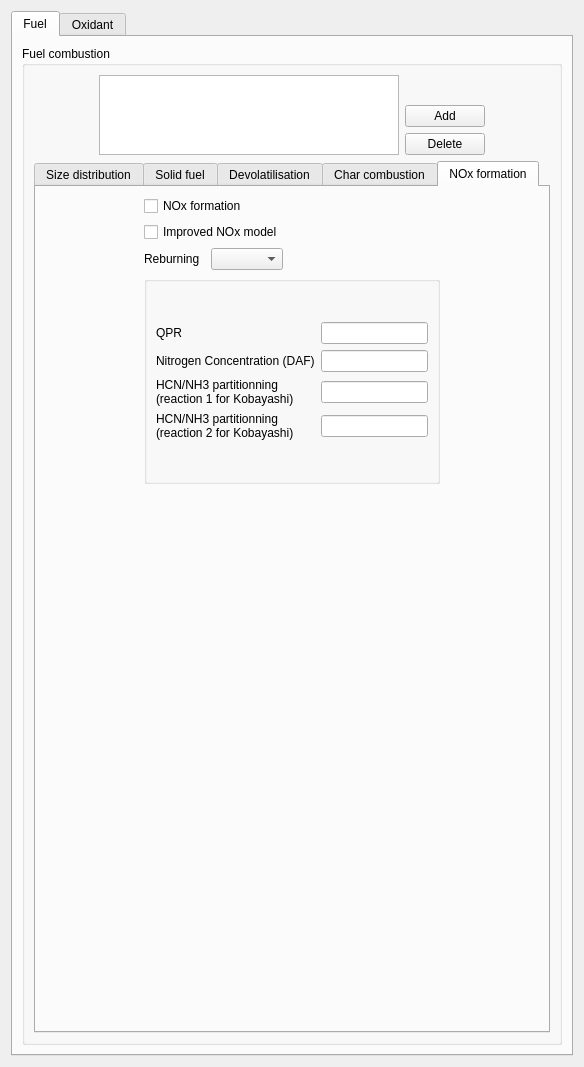
Before: the Qt Designer form gui/Pages/CoalCombustionForm.ui in code-saturne/code_saturne, drawn with Qt 5.
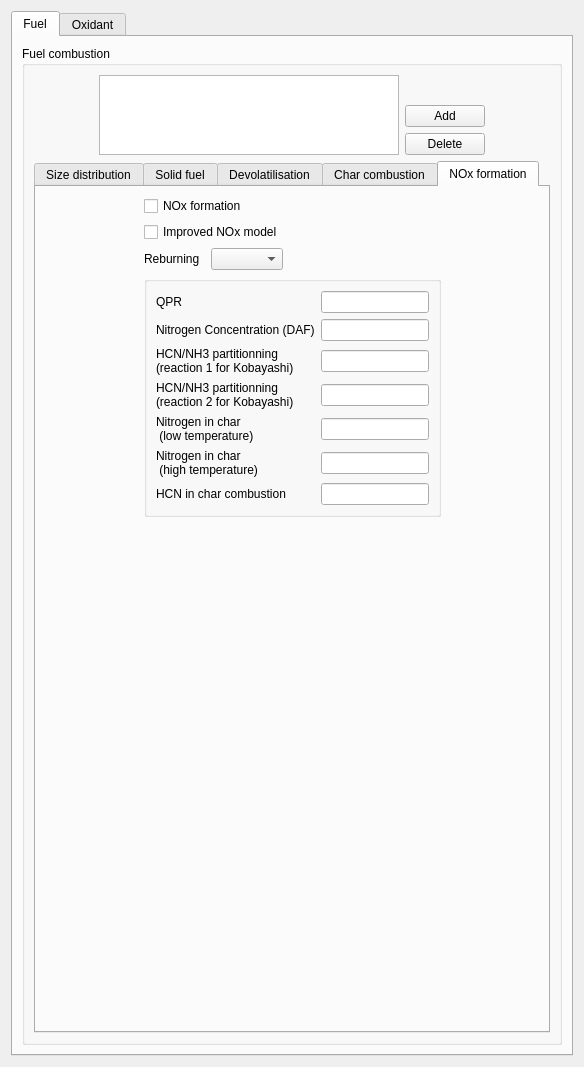
After: the same form once the commit is applied. The open tabs and pages were chosen to show the change.

Commit message: add forget variables for new NOx model in GUI

Patch:
```diff
--- a/gui/Pages/CoalCombustionForm.ui
+++ b/gui/Pages/CoalCombustionForm.ui
@@ -1623,7 +1623,7 @@
              <attribute name="title">
               <string>NOx formation</string>
              </attribute>
-             <layout class="QGridLayout" name="gridLayout_13">
+             <layout class="QGridLayout" name="gridLayout_14">
               <item row="0" column="0" rowspan="4">
                <spacer name="horizontalSpacer_20">
                 <property name="orientation">
@@ -1692,9 +1692,16 @@
                 <property name="title">
                  <string/>
                 </property>
-                <layout class="QGridLayout" name="gridLayout_9">
+                <layout class="QGridLayout" name="gridLayout_13">
                  <item row="0" column="0">
-                  <layout class="QGridLayout" name="gridLayout_14">
+                  <layout class="QGridLayout" name="gridLayout_9">
+                   <item row="0" column="0">
+                    <widget class="QLabel" name="labelQPR">
+                     <property name="text">
+                      <string>QPR</string>
+                     </property>
+                    </widget>
+                   </item>
                    <item row="0" column="1">
                     <widget class="QLineEdit" name="lineEditQPR"/>
                    </item>
@@ -1730,19 +1737,44 @@
                    <item row="3" column="1">
                     <widget class="QLineEdit" name="lineEditKobayashi2"/>
                    </item>
-                   <item row="0" column="0">
-                    <widget class="QLabel" name="labelQPR">
+                   <item row="4" column="0">
+                    <widget class="QLabel" name="labelNitrogenLowTemp">
                      <property name="text">
-                      <string>QPR</string>
+                      <string>Nitrogen in char
+ (low temperature)</string>
                      </property>
                     </widget>
                    </item>
+                   <item row="4" column="1">
+                    <widget class="QLineEdit" name="lineEditNitrogenLowTemp"/>
+                   </item>
+                   <item row="5" column="0">
+                    <widget class="QLabel" name="labelNitrogenHighTemp">
+                     <property name="text">
+                      <string>Nitrogen in char
+ (high temperature)</string>
+                     </property>
+                    </widget>
+                   </item>
+                   <item row="5" column="1">
+                    <widget class="QLineEdit" name="lineEditNitrogenHighTemp"/>
+                   </item>
+                   <item row="6" column="0">
+                    <widget class="QLabel" name="labelHCNChar">
+                     <property name="text">
+                      <string>HCN in char combustion</string>
+                     </property>
+                    </widget>
+                   </item>
+                   <item row="6" column="1">
+                    <widget class="QLineEdit" name="lineEditHCNChar"/>
+                   </item>
                   </layout>
                  </item>
                 </layout>
                </widget>
               </item>
-              <item row="4" column="0" colspan="5">
+              <item row="4" column="3">
                <spacer name="verticalSpacer">
                 <property name="orientation">
                  <enum>Qt::Vertical</enum>
```
The commit also changes 2 other files.
